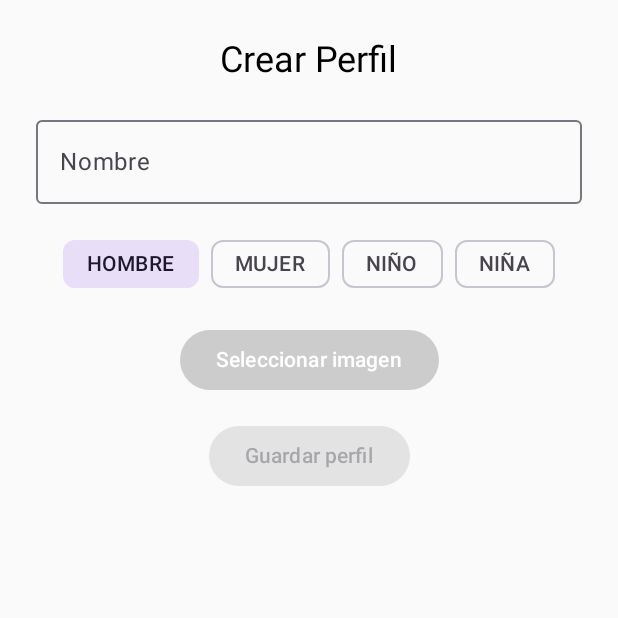
After one commit to JaviiRoo/SmartFit, an Android app built with Jetpack Compose: the CreateProfileScreen screen opened through its navigation route, on a phone screen of 412 x 824 dp, the top half of it. The commit adds this screen. Run offline under Robolectric (Android 15) with nearby library versions, the phone set to English and light mode, and no system bars; our stand-ins replace Room's generated code.

Commit message:
Incluida la pantalla de perfiles y creación de estos

```diff
--- a/app/build.gradle.kts
+++ b/app/build.gradle.kts
@@ -57,6 +57,7 @@ dependencies {
     implementation(libs.androidx.navigation.runtime.ktx)
     implementation(libs.ui)
     implementation(libs.material3)
+    implementation("io.coil-kt:coil-compose:2.4.0")
     implementation(libs.androidx.navigation.compose)
     implementation("androidx.compose.animation:animation:1.7.8")
     implementation ("androidx.compose.material:material-icons-extended")
--- a/app/src/main/java/com/rodriguez/smartfitv2/MainActivity.kt
+++ b/app/src/main/java/com/rodriguez/smartfitv2/MainActivity.kt
@@ -4,30 +4,24 @@ import android.os.Bundle
 import androidx.activity.ComponentActivity
 import androidx.activity.compose.setContent
 import androidx.compose.material3.MaterialTheme
-import androidx.compose.ui.tooling.preview.Preview
 import androidx.navigation.compose.rememberNavController
+import com.rodriguez.smartfitv2.data.AppDatabase
+import com.rodriguez.smartfitv2.data.repository.ProfileRepository
 import com.rodriguez.smartfitv2.navigation.AppNavigation
-import androidx.compose.runtime.Composable
-
-
 
 class MainActivity : ComponentActivity() {
     override fun onCreate(savedInstanceState: Bundle?) {
         super.onCreate(savedInstanceState)
+
+        val database = AppDatabase.getDatabase(applicationContext)
+        val profileDao = database.profileDao()
+        val profileRepository = ProfileRepository(profileDao)
+
         setContent {
             val navController = rememberNavController()
             MaterialTheme {
-                AppNavigation(navController = navController)
+                AppNavigation(navController = navController, profileRepository = profileRepository)
             }
         }
     }
 }
-
-@Preview
-@Composable
-fun DefaultPreview() {
-    val navController = rememberNavController()
-    MaterialTheme {
-        AppNavigation(navController = navController)
-    }
-}
--- /dev/null
+++ b/app/src/main/java/com/rodriguez/smartfitv2/data/dao/ProfileDao.kt
@@ -0,0 +1,32 @@
+package com.rodriguez.smartfitv2.data.dao
+
+import androidx.room.Dao
+import androidx.room.Delete
+import androidx.room.Insert
+import androidx.room.Query
+import androidx.room.Update
+import com.rodriguez.smartfitv2.data.model.Profile
+
+@Dao
+interface ProfileDao {
+
+    // Obtener todos los perfiles
+    @Query("SELECT * FROM profile")
+    suspend fun getAllProfiles(): List<Profile>
+
+    // Insertar un nuevo perfil
+    @Insert
+    suspend fun insertProfile(profile: Profile)
+
+    // Actualizar un perfil existente
+    @Update
+    suspend fun updateProfile(profile: Profile)
+
+    // Eliminar un perfil
+    @Delete
+    suspend fun deleteProfile(profile: Profile)
+
+    // Buscar un perfil por tipo (HOMBRE, MUJER, NIÑO, NIÑA)
+    @Query("SELECT * FROM profile WHERE gender = :profileType")
+    suspend fun getProfileByType(profileType: String): List<Profile>
+}
--- a/app/src/main/java/com/rodriguez/smartfitv2/data/model/Men_Measurement.kt
+++ b/app/src/main/java/com/rodriguez/smartfitv2/data/model/Men_Measurement.kt
@@ -4,6 +4,7 @@ import androidx.room.Entity
 import androidx.room.PrimaryKey
 import androidx.room.ForeignKey
 import androidx.room.ColumnInfo
+import androidx.room.Index
 
 @Entity(
     tableName = "Man_Measurements",
@@ -12,7 +13,8 @@ import androidx.room.ColumnInfo
         parentColumns = ["id"],
         childColumns = ["ID_User"],
         onDelete = ForeignKey.CASCADE
-    )]
+    )],
+    indices = [Index(value = ["ID_User"])]  // Aquí agregamos el índice
 )
 data class MedidasHombre(
     @PrimaryKey(autoGenerate = true) @ColumnInfo(name = "ID_Measures") val idMeasures: Int = 0,
--- a/app/src/main/java/com/rodriguez/smartfitv2/navigation/AppNavigation.kt
+++ b/app/src/main/java/com/rodriguez/smartfitv2/navigation/AppNavigation.kt
@@ -5,53 +5,40 @@ import androidx.compose.runtime.Composable
 import androidx.navigation.NavHostController
 import androidx.navigation.compose.NavHost
 import androidx.navigation.compose.composable
-import com.rodriguez.smartfitv2.ui.home.HomeScreen // Importa HomeScreenContent
 import com.rodriguez.smartfitv2.ui.catalog.CatalogScreen
 import com.rodriguez.smartfitv2.ui.favorites.FavoritesScreen
+import com.rodriguez.smartfitv2.ui.home.HomeScreen
 import com.rodriguez.smartfitv2.ui.login.LoginScreen
 import com.rodriguez.smartfitv2.ui.measurement.MeasurementHistoryScreen
 import com.rodriguez.smartfitv2.ui.profile.ProfileScreen
+import com.rodriguez.smartfitv2.ui.profile.ProfileSelectorScreen
 import com.rodriguez.smartfitv2.ui.qr.QrScannerScreen
 import com.rodriguez.smartfitv2.ui.register.RegisterScreen
+import com.rodriguez.smartfitv2.ui.profile.CreateProfileScreen
+import com.rodriguez.smartfitv2.data.repository.ProfileRepository
 
 @Composable
-fun AppNavigation(navController: NavHostController) {
+fun AppNavigation(navController: NavHostController, profileRepository: ProfileRepository) {
     NavHost(navController = navController, startDestination = "login") {
-        composable("login") {
-            LoginScreen(navController)
+        composable("login") { LoginScreen(navController) }
+        composable("register") { RegisterScreen(navController) }
+        composable("home") { HomeScreen(navController) }
+        composable("measurement_history") { MeasurementHistoryScreen(navController) }
+        composable("catalog") { CatalogScreen(navController) }
+        composable("qrscanner") {
+            QrScannerScreen(navController) { scannedText ->
+                Log.d("QR_RESULT", scannedText)
+            }
         }
-        composable("register") {
-            RegisterScreen(navController)
-        }
-        composable("home") {
-            HomeScreen(navController) // Llama a la función Composable directamente
+        composable("profile") { ProfileScreen(navController) }
+        composable("favorites") { FavoritesScreen(navController) }
+        composable("profileSelector") {
+            ProfileSelectorScreen(navController, profileRepository)
         }
 
-        composable("measurement_history") {
-            MeasurementHistoryScreen(navController)
+        // Ruta para crear un perfil
+        composable("createProfile") {
+            CreateProfileScreen(navController, profileRepository)
         }
-
-        composable("catalog") {
-            CatalogScreen(navController)
-        }
-
-        composable("qrscanner") {
-            QrScannerScreen(navController) { scannedText ->
-                // TODO: Parsear medidas y guardarlas en Room
-                Log.d("QR_RESULT", scannedText) // Puedes hacerlo más adelante
-            }
-
-        }
-
-        composable("profile") {
-            ProfileScreen(navController)
-        }
-
-
-        composable("favorites") {
-            FavoritesScreen(navController)
-        }
-
-
     }
 }
--- a/app/src/main/java/com/rodriguez/smartfitv2/ui/home/HomeScreen.kt
+++ b/app/src/main/java/com/rodriguez/smartfitv2/ui/home/HomeScreen.kt
@@ -32,7 +32,7 @@ fun HomeScreen(navController: NavController, userName: String = "Usuario", userP
         Box(modifier = Modifier.fillMaxSize()) {
             // Imagen de fondo
             Image(
-                painter = painterResource(id = R.drawable.fondohome),
+                painter = painterResource(id = R.drawable.fondoprobador2),
                 contentDescription = "Fondo",
                 contentScale = ContentScale.Crop,
                 modifier = Modifier.fillMaxSize()
--- a/app/src/main/java/com/rodriguez/smartfitv2/ui/login/LoginScreen.kt
+++ b/app/src/main/java/com/rodriguez/smartfitv2/ui/login/LoginScreen.kt
@@ -104,8 +104,10 @@ fun LoginScreen(navController: NavController, loginViewModel: LoginViewModel = v
                         email,
                         password,
                         onSuccess = {
-                            errorMessage = null // Borra el mensaje de error si el login fue exitoso
-                            navController.navigate("home") // Navega a Home
+                            errorMessage = null
+                            navController.navigate("profileSelector") {
+                                popUpTo("login") { inclusive = true }
+                            }
                         },
                         onError = { error ->
                             errorMessage = error // Muestra el mensaje de error
--- /dev/null
+++ b/app/src/main/java/com/rodriguez/smartfitv2/ui/profile/CreateProfileScreen.kt
@@ -0,0 +1,105 @@
+package com.rodriguez.smartfitv2.ui.profile
+
+import android.net.Uri
+import androidx.activity.compose.rememberLauncherForActivityResult
+import androidx.activity.result.contract.ActivityResultContracts
+import androidx.compose.foundation.Image
+import androidx.compose.foundation.layout.*
+import androidx.compose.foundation.shape.RoundedCornerShape
+import androidx.compose.material3.*
+import androidx.compose.runtime.*
+import androidx.compose.ui.Alignment
+import androidx.compose.ui.Modifier
+import androidx.compose.ui.graphics.Color
+import androidx.compose.ui.platform.LocalContext
+import androidx.compose.ui.unit.dp
+import androidx.navigation.NavController
+import coil.compose.rememberAsyncImagePainter
+import com.rodriguez.smartfitv2.data.model.Gender
+import com.rodriguez.smartfitv2.data.model.Profile
+import com.rodriguez.smartfitv2.data.repository.ProfileRepository
+import kotlinx.coroutines.CoroutineScope
+import kotlinx.coroutines.Dispatchers
+import kotlinx.coroutines.launch
+
+@Composable
+fun CreateProfileScreen(
+    navController: NavController,
+    profileRepository: ProfileRepository
+) {
+    var name by remember { mutableStateOf("") }
+    var gender by remember { mutableStateOf(Gender.HOMBRE) }
+    var imageUri by remember { mutableStateOf<Uri?>(null) }
+
+    val context = LocalContext.current
+
+    val imagePickerLauncher = rememberLauncherForActivityResult(
+        contract = ActivityResultContracts.GetContent()
+    ) { uri: Uri? ->
+        imageUri = uri
+    }
+
+    Column(
+        modifier = Modifier
+            .fillMaxSize()
+            .padding(24.dp),
+        verticalArrangement = Arrangement.spacedBy(16.dp),
+        horizontalAlignment = Alignment.CenterHorizontally
+    ) {
+        Text("Crear Perfil", style = MaterialTheme.typography.headlineSmall)
+
+        OutlinedTextField(
+            value = name,
+            onValueChange = { name = it },
+            label = { Text("Nombre") },
+            modifier = Modifier.fillMaxWidth()
+        )
+
+        Row(
+            horizontalArrangement = Arrangement.spacedBy(8.dp)
+        ) {
+            Gender.values().forEach { g ->
+                FilterChip(
+                    selected = gender == g,
+                    onClick = { gender = g },
+                    label = { Text(g.name) },
+                    shape = RoundedCornerShape(8.dp)
+                )
+            }
+        }
+
+        Button(
+            onClick = { imagePickerLauncher.launch("image/*") },
+            colors = ButtonDefaults.buttonColors(containerColor = Color.LightGray)
+        ) {
+            Text("Seleccionar imagen")
+        }
+
+        imageUri?.let {
+            Image(
+                painter = rememberAsyncImagePainter(it),
+                contentDescription = null,
+                modifier = Modifier.size(100.dp)
+            )
+        }
+
+        Button(
+            onClick = {
+                val newProfile = Profile(
+                    name = name,
+                    gender = gender,
+                    image = imageUri?.toString()
+                )
+
+                // Guardar en la base de datos usando corrutina
+                CoroutineScope(Dispatchers.IO).launch {
+                    profileRepository.insertProfile(newProfile)
+                    navController.navigate("profileSelector")
+                }
+            },
+            enabled = name.isNotBlank()
+        ) {
+            Text("Guardar perfil")
+        }
+    }
+}
--- a/app/src/main/java/com/rodriguez/smartfitv2/viewmodel/LoginViewModel.kt
+++ b/app/src/main/java/com/rodriguez/smartfitv2/viewmodel/LoginViewModel.kt
@@ -3,8 +3,9 @@ package com.rodriguez.smartfitv2.viewmodel;
 import android.app.Application //Accede al contexto desde el ViewModel.
 import androidx.lifecycle.AndroidViewModel //Variante de ViewModel que permite acceder al contexto (ideal para bases de datos locales).
 import androidx.lifecycle.viewModelScope //un CoroutineScope ligado al ciclo de vida del ViewModel.
-import com.rodriguez.smartfitv2.data.dao.AppDatabase //Accede a la base de datos y a la lógica de usuario.
+import com.rodriguez.smartfitv2.data.AppDatabase //Accede a la base de datos y a la lógica de usuario.
 import com.rodriguez.smartfitv2.data.repository.UserRepository
+import com.rodriguez.smartfitv2.data.dao.UserDao
 import kotlinx.coroutines.launch //Permite correr código asincrónico de forma segura en el viewModelScope.
 
 class LoginViewModel(application: Application) : AndroidViewModel(application) { //Define el ViewModel para la pantalla de login. Extiende de AndroidViewModel en vez de ViewModel, para poder acceder al Application (y por ende al contexto necesario para Room).
--- a/app/src/main/java/com/rodriguez/smartfitv2/viewmodel/RegisterViewModel.kt
+++ b/app/src/main/java/com/rodriguez/smartfitv2/viewmodel/RegisterViewModel.kt
@@ -4,7 +4,7 @@ import android.app.Application
 import android.util.Log
 import androidx.lifecycle.AndroidViewModel
 import androidx.lifecycle.viewModelScope
-import com.rodriguez.smartfitv2.data.dao.AppDatabase
+import com.rodriguez.smartfitv2.data.AppDatabase
 import com.rodriguez.smartfitv2.data.model.User
 import com.rodriguez.smartfitv2.data.repository.UserRepository
 import kotlinx.coroutines.launch
```
Also changed, not shown: app/src/main/java/com/rodriguez/smartfitv2/data/GenderConverter.kt (added, +17 -0 lines), app/src/main/java/com/rodriguez/smartfitv2/data/dao/AppDatabase.kt (+11 -17 lines), app/src/main/java/com/rodriguez/smartfitv2/data/model/Profile.kt (added, +22 -0 lines), app/src/main/java/com/rodriguez/smartfitv2/data/repository/ProfileRepository.kt (added, +62 -0 lines), app/src/main/java/com/rodriguez/smartfitv2/ui/profile/ProfileScreen.kt (+9 -0 lines), app/src/main/java/com/rodriguez/smartfitv2/ui/profile/ProfileSelectorScreen.kt (added, +78 -0 lines), app/src/main/java/com/rodriguez/smartfitv2/viewmodel/ProfileViewModel.kt (added, +46 -0 lines), app/src/main/res/drawable/fondoprobador.jpg (added), app/src/main/res/drawable/fondoprobador2.jpg (added).
